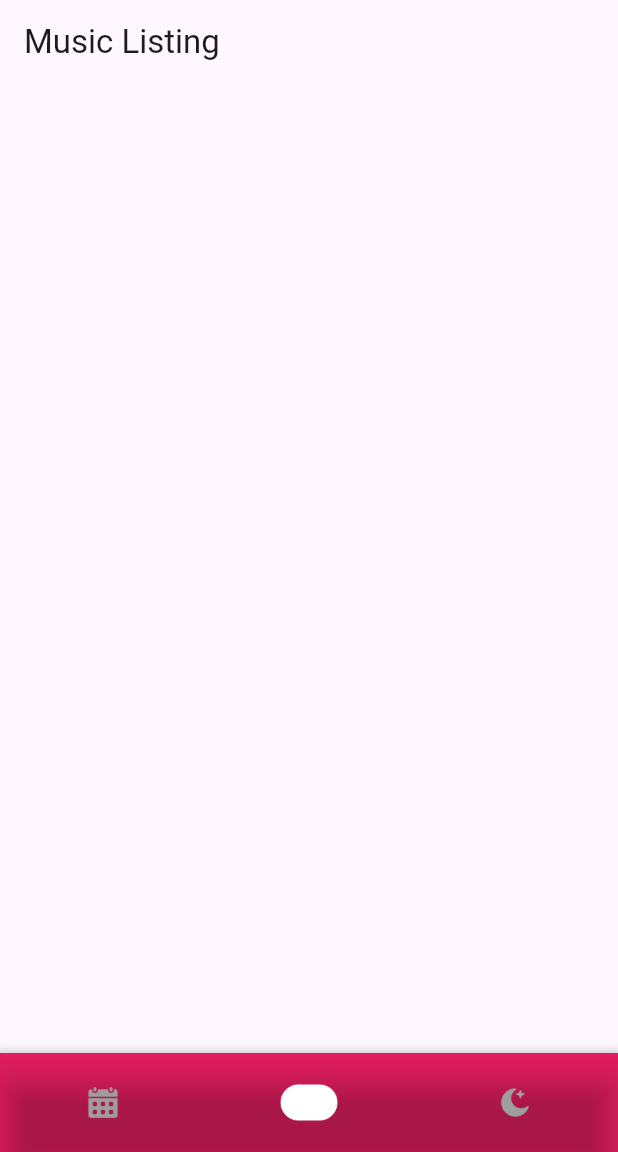
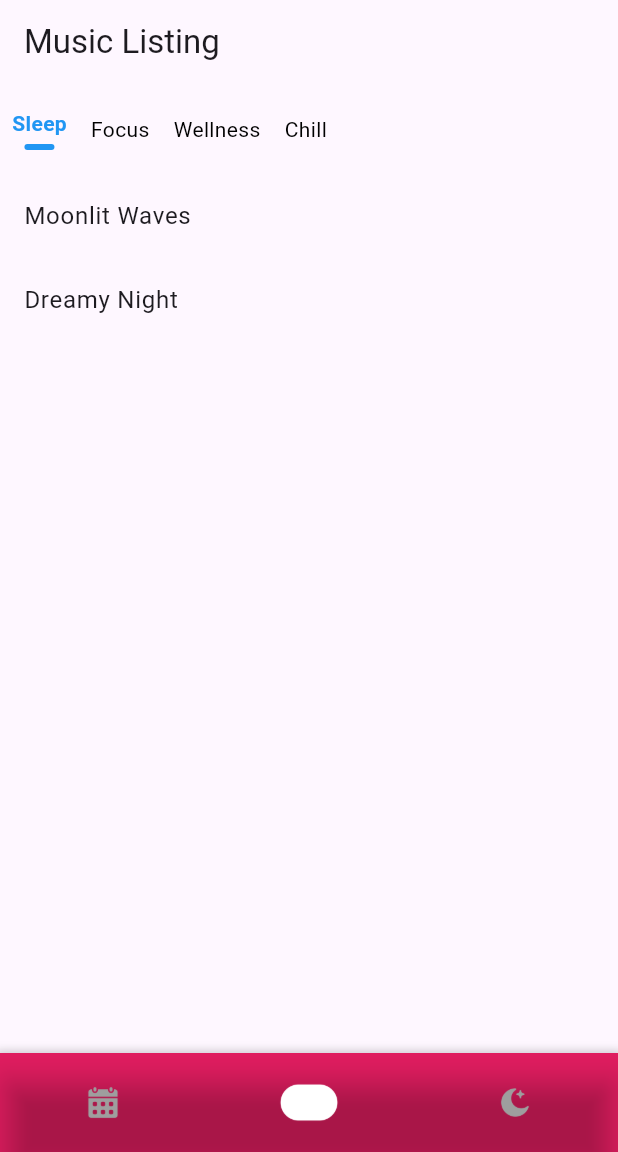
Before and after one commit to projectth2010/nexky_app, a Flutter app: the screen it shows after launch, item 2 of the bottom bar chosen, on a phone screen of 412 x 824 dp, the part 84-1236 px from its top. Run offline on Flutter 3.47's test engine with Material 3 defaults, Android fonts, the phone set to English and light mode, and no system bars; our stand-ins replace table_calendar.

Commit message:
Update song_loader.dart

```diff
--- a/lib/utils/song_loader.dart
+++ b/lib/utils/song_loader.dart
@@ -3,9 +3,32 @@
 import 'package:flutter/services.dart';
 
 class SongLoader {
-  static Future<List<Map<String, dynamic>>> loadSongs() async {
-    final String jsonString = await rootBundle.loadString('assets/songs.json');
-    final List<dynamic> jsonData = json.decode(jsonString);
-    return jsonData.cast<Map<String, dynamic>>();
+  // static Future<List<Map<String, dynamic>>> loadSongs() async {
+  //   final String jsonString = await rootBundle.loadString('assets/songs.json');
+  //   final List<dynamic> jsonData = json.decode(jsonString);
+  //   return jsonData.cast<Map<String, dynamic>>();
+  // }
+
+   static Future<List<Map<String, dynamic>>> loadSongs() async {
+    // Simulate loading songs from a data source
+    await Future.delayed(Duration(seconds: 1)); // Simulate delay
+    return [
+      {
+        "name": "Sleep",
+        "files": ["Moonlit Waves", "Dreamy Night"],
+      },
+      {
+        "name": "Focus",
+        "files": ["Flowing Mindstream", "Echoes of the Forest"],
+      },
+      {
+        "name": "Wellness",
+        "files": ["Healing Earth", "Relaxing Breeze"],
+      },
+      {
+        "name": "Chill",
+        "files": ["Twilight Harmony", "Ocean Serenity"],
+      },
+    ];
   }
 }
```
